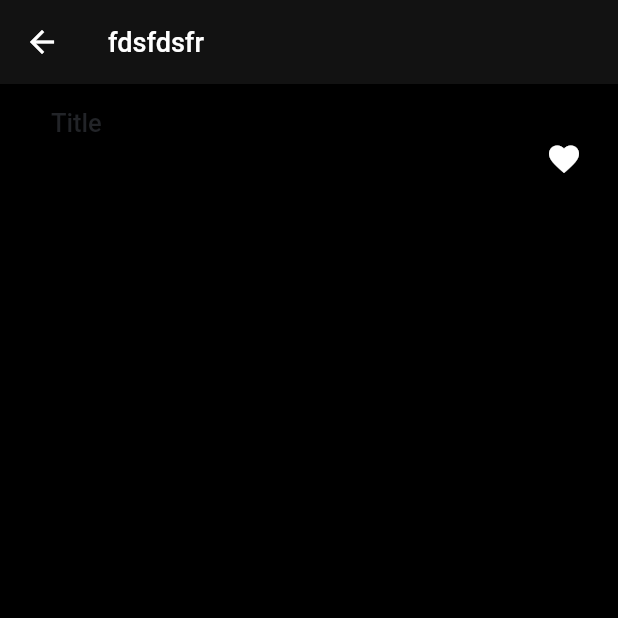
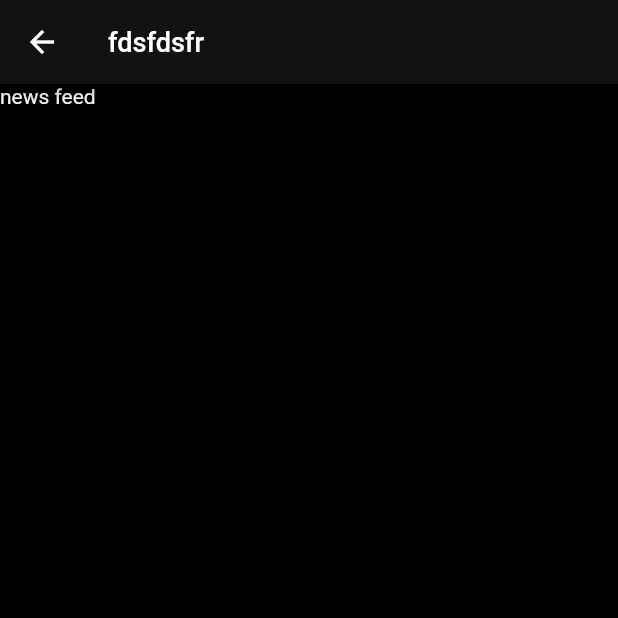
Before and after one commit to supun-priyashan/feedr, a Flutter app: the newFeed screen opened directly, on a phone screen of 412 x 824 dp, the top half of it. Run offline on Flutter 3.47's test engine with Material 2 defaults, Android fonts, the phone set to English and light mode, and no system bars; drawn by our look-alikes of getwidget; our stand-ins replace cached_network_image; missing offline and left inert: webfeed; Roboto replaces fonts that are missing (Hind, Poppins).

Commit message:
add feed

```diff
--- a/lib/screens/newFeed.dart
+++ b/lib/screens/newFeed.dart
@@ -1,5 +1,5 @@
 import 'package:flutter/material.dart';
-import 'package:getwidget/getwidget.dart';
+
 
 class newFeed extends StatefulWidget {
   const newFeed({Key? key}) : super(key: key);
@@ -21,11 +21,7 @@ class _newFeedState extends State<newFeed> {
         height: 100,
         width: 500,
         child:
-        GFListTile(
-            titleText:'Title',
-            subTitleText:'Lorem ipsum dolor sit amet, consectetur adipiscing',
-            icon: Icon(Icons.favorite)
-        ),
+        Text("news feed")
       ),
     );
   }
```
Also changed, not shown: lib/screens/AddFeed.dart (+33 -3 lines), pubspec.lock.
